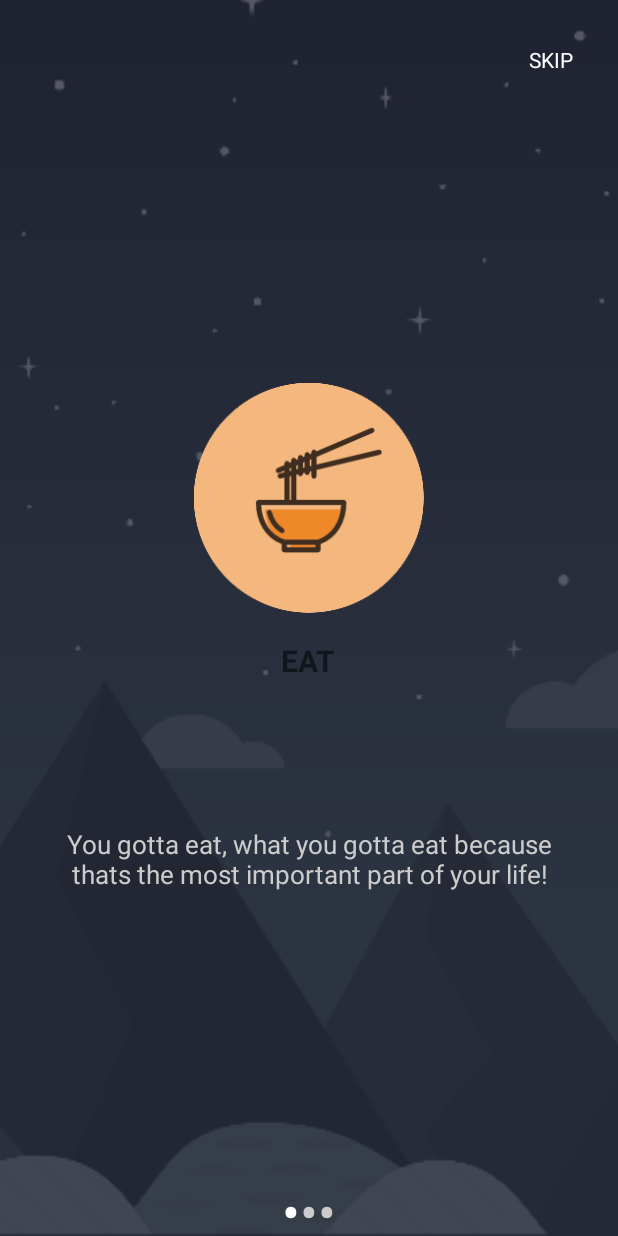
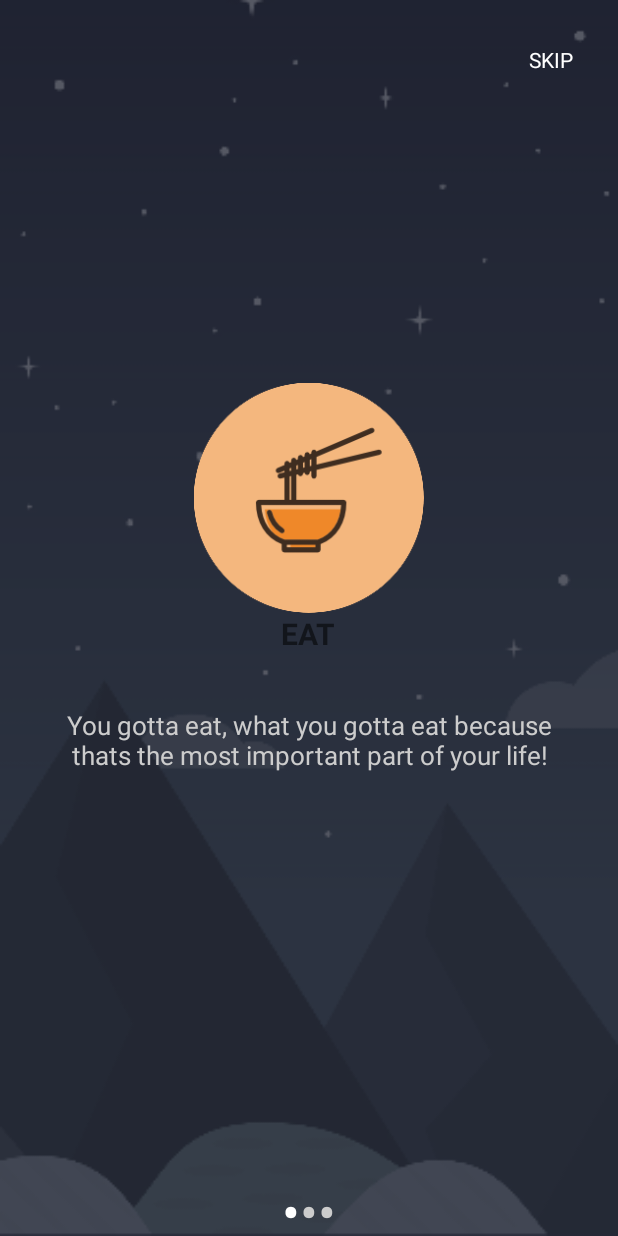
Before and after one commit to rohitksingh/IBM-HACK2, an Android app: the screen it shows after launch once a user with an empty profile is signed in (GetStartedActivity), on a phone screen of 412 x 824 dp. Run offline under Robolectric (Android 15) with nearby library versions, the light colour scheme and no system bars; our stand-ins replace Firebase (no records; nobody signed in at launch, a user with empty details on screens opened directly).

Commit message:
Improved UI

```diff
--- a/LoginUI/app/src/main/res/layout/slide_layout.xml
+++ b/LoginUI/app/src/main/res/layout/slide_layout.xml
@@ -16,23 +16,23 @@
         android:id="@+id/slide_heading"
         android:layout_width="wrap_content"
         android:layout_height="wrap_content"
-        android:layout_alignParentTop="true"
         android:layout_centerHorizontal="true"
-        android:layout_marginTop="347dp"
         android:text="HEADING"
         android:textSize="20sp"
-        android:textStyle="bold" />
+        android:textStyle="bold"
+        android:layout_below="@id/slide_image"
+        />
 
     <TextView
         android:id="@+id/slide_description"
         android:layout_width="match_parent"
         android:layout_height="wrap_content"
-        android:layout_alignParentBottom="true"
         android:layout_alignParentStart="true"
-        android:layout_marginBottom="194dp"
         android:gravity="center_vertical|center"
         android:padding="35dp"
         android:text="Lorem ipsum dolor sit amet consectetur adipscing elit, sed do eiusmod tempor incididunt ut labore et dolore magna aliqua"
         android:textColor="@color/colorTransparentWhite"
-        android:textSize="17sp" />
+        android:textSize="17sp"
+        android:layout_below="@id/slide_heading"
+        />
 </RelativeLayout>
```
